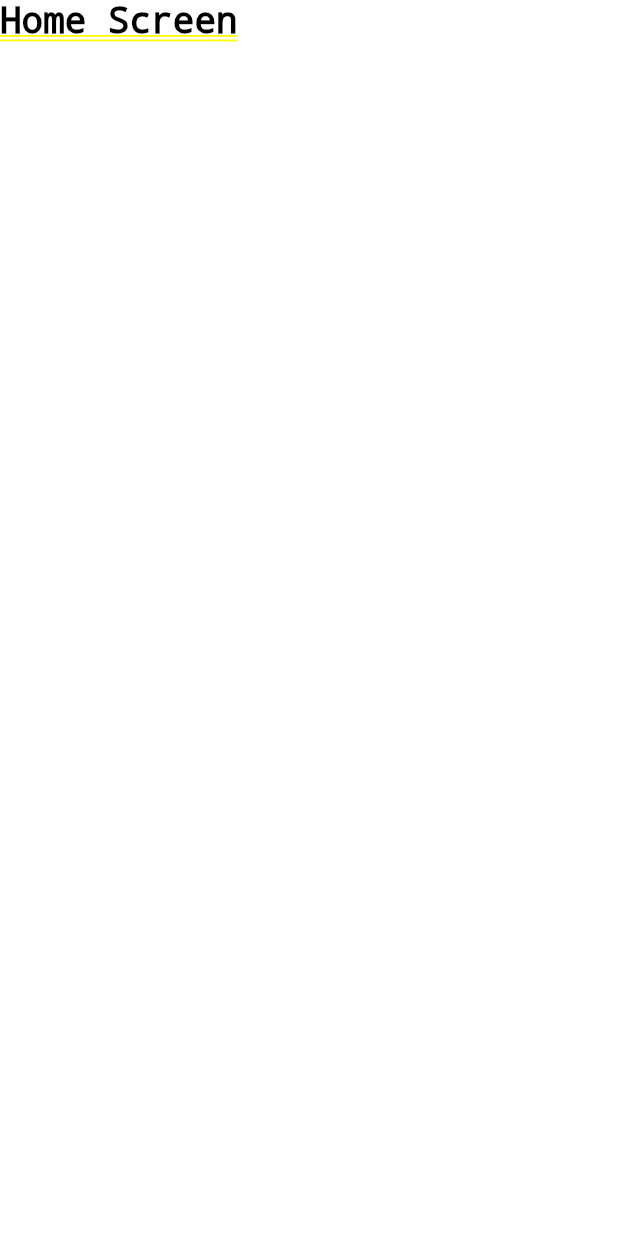
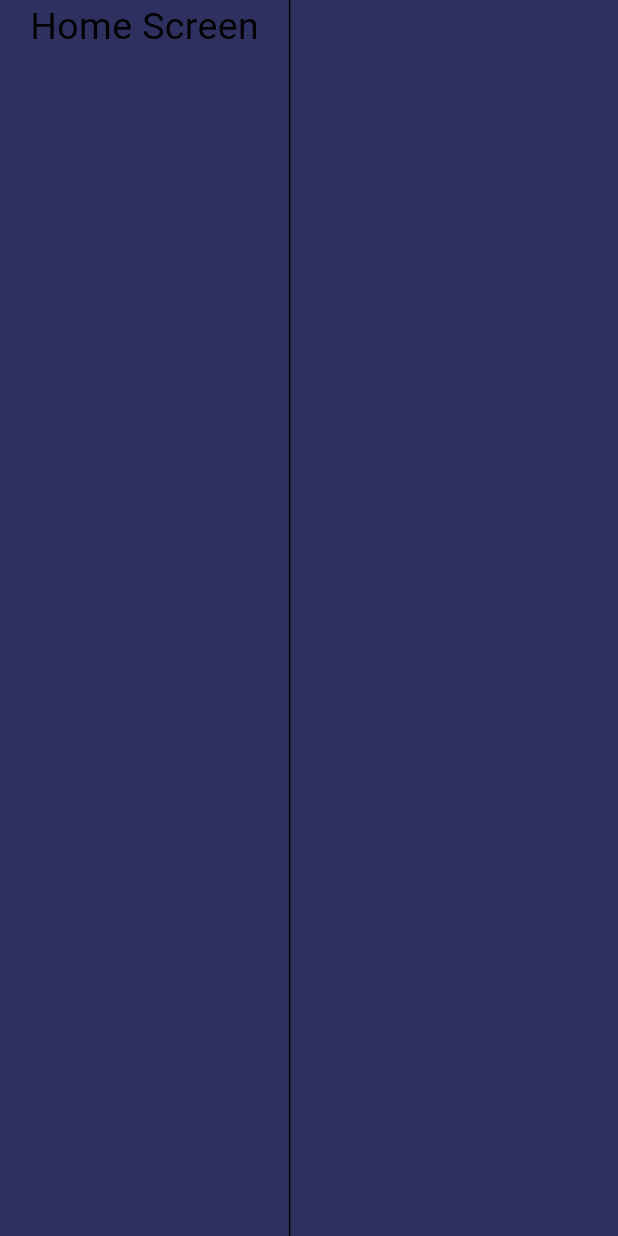
Before and after one commit to Tpp-Cloud-Gaming/desktop_frontend, a Flutter app: the screen it shows after launch, on a phone screen of 412 x 824 dp. Run offline on Flutter 3.47's test engine with Material 3 defaults, Android fonts, the phone set to English and light mode, and no system bars.

Commit message:
code: basic classes

```diff
--- a/lib/screens/home_screen.dart
+++ b/lib/screens/home_screen.dart
@@ -1,3 +1,5 @@
+import 'package:cloud_gaming/theme/app_theme.dart';
+import 'package:cloud_gaming/widget/widget.dart';
 import 'package:flutter/material.dart';
 
 class HomeScreen extends StatelessWidget {
@@ -5,10 +7,31 @@ class HomeScreen extends StatelessWidget {
 
   @override
   Widget build(BuildContext context) {
-    return Container(
-      color: Colors.white,
-      child: const Text('Home Screen',
-          style: TextStyle(fontSize: 24, color: Colors.black)),
+    return Scaffold(
+      body: Stack(
+        children: [
+          const BackGround(),
+          Container(
+            color: AppTheme.primary,
+            child: Row(
+              crossAxisAlignment: CrossAxisAlignment.start,
+              children: [
+                const Padding(padding: EdgeInsets.all(10)),
+                const Text(
+                  'Home Screen',
+                  style: TextStyle(color: Colors.black, fontSize: 25),
+                ),
+                const Padding(padding: EdgeInsets.all(10)),
+                Container(
+                  color: Colors.black,
+                  width: 1,
+                  height: double.infinity,
+                ),
+              ],
+            ),
+          ),
+        ],
+      ),
     );
   }
 }
--- /dev/null
+++ b/lib/theme/app_theme.dart
@@ -0,0 +1,28 @@
+import 'package:flutter/material.dart';
+
+class AppTheme {
+  static Color primary = const Color(0xff2E305F);
+
+  static const Color letterColor = Colors.white;
+  static const Color letterColorDark = Colors.black;
+  static const Color backgroundContainerDark = Colors.black;
+  static const Color backgroundContainer = Color.fromARGB(255, 20, 3, 42);
+  static Color letterColorRegistration = Colors.deepPurple[300]!;
+  static const Color appBarColor = Color(0xff2E305F);
+  static const Color secondaryBackgroundContainer =
+      Color.fromARGB(255, 40, 17, 89);
+
+  static const Color registerCollorContainerLetter =
+      Color.fromARGB(255, 89, 116, 167);
+
+  static final ThemeData darkTheme = ThemeData.dark().copyWith(
+    primaryColor: primary,
+    appBarTheme: const AppBarTheme(color: appBarColor),
+    inputDecorationTheme: InputDecorationTheme(
+        filled: true,
+        fillColor: Colors.indigo,
+        border: OutlineInputBorder(
+            borderSide: BorderSide.none,
+            borderRadius: BorderRadius.circular(5))),
+  );
+}
--- /dev/null
+++ b/lib/widget/background.dart
@@ -0,0 +1,18 @@
+import 'package:cloud_gaming/theme/app_theme.dart';
+import 'package:flutter/material.dart';
+
+class BackGround extends StatelessWidget {
+  const BackGround({super.key});
+
+  @override
+  Widget build(BuildContext context) {
+    //final size = MediaQuery.of(context).size;
+    return Stack(
+      children: [
+        Container(
+          color: AppTheme.primary,
+        )
+      ],
+    );
+  }
+}
--- /dev/null
+++ b/lib/widget/widget.dart
@@ -0,0 +1 @@
+export 'package:cloud_gaming/widget/background.dart';
```
